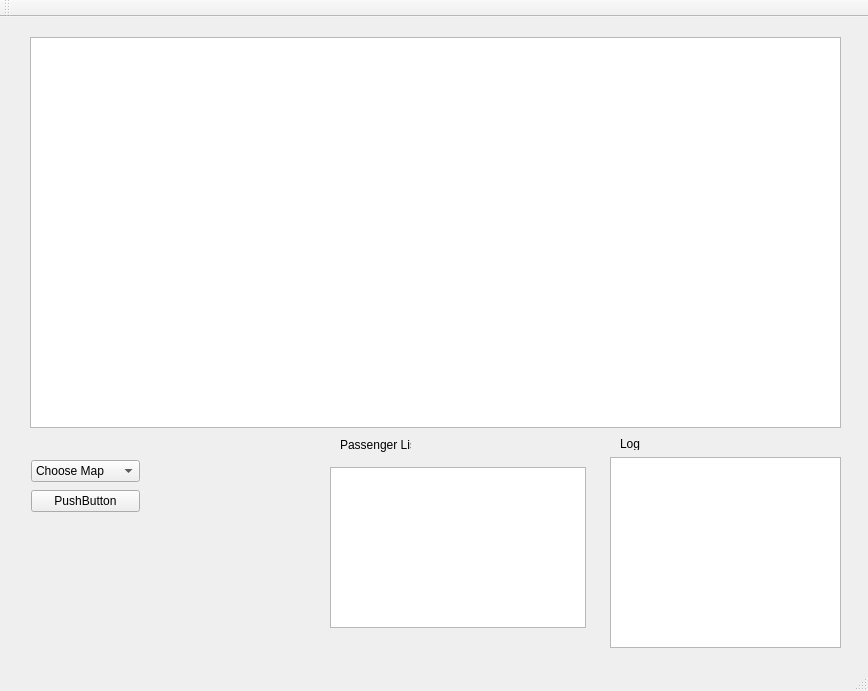
Before: the Qt Designer form mainwindow.ui in alexazv/LPBus, drawn with Qt 5.
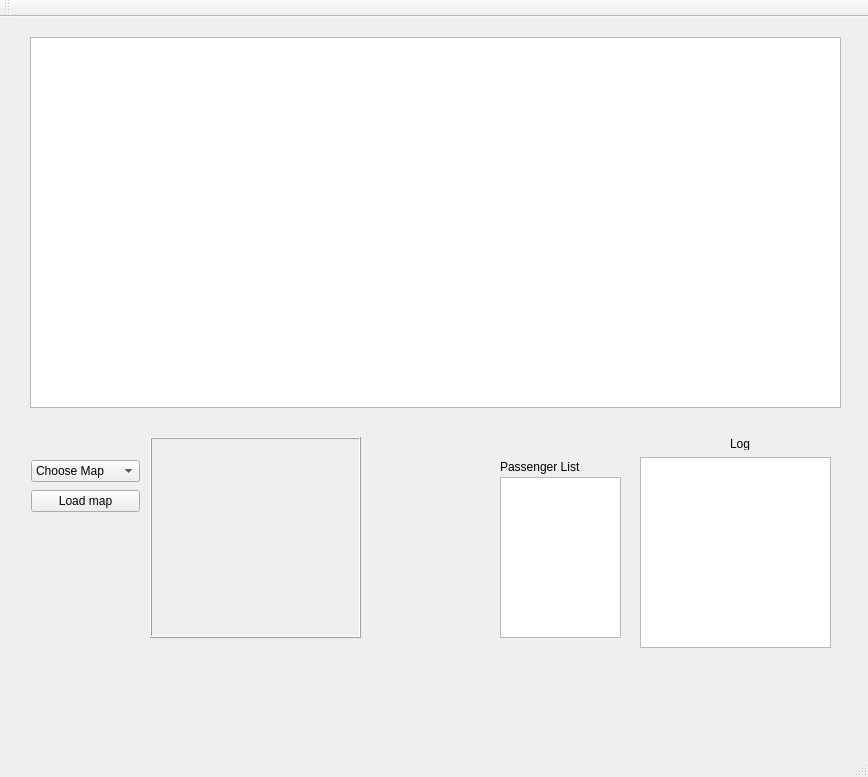
After: the same form once the commit is applied.

The edit to the form file:
```diff
--- a/mainwindow.ui
+++ b/mainwindow.ui
@@ -7,7 +7,7 @@
     <x>0</x>
     <y>0</y>
     <width>868</width>
-    <height>691</height>
+    <height>777</height>
    </rect>
   </property>
   <property name="windowTitle">
@@ -20,7 +20,7 @@
       <x>30</x>
       <y>20</y>
       <width>811</width>
-      <height>391</height>
+      <height>371</height>
      </rect>
     </property>
    </widget>
@@ -56,7 +56,7 @@
      <item>
       <widget class="QPushButton" name="pushButton">
        <property name="text">
-        <string>PushButton</string>
+        <string>Load map</string>
        </property>
       </widget>
      </item>
@@ -65,10 +65,10 @@
    <widget class="QWidget" name="verticalLayoutWidget_2">
     <property name="geometry">
      <rect>
-      <x>160</x>
-      <y>430</y>
-      <width>160</width>
-      <height>191</height>
+      <x>370</x>
+      <y>440</y>
+      <width>111</width>
+      <height>181</height>
      </rect>
     </property>
     <layout class="QVBoxLayout" name="verticalLayout_2"/>
@@ -76,10 +76,10 @@
    <widget class="QLabel" name="label">
     <property name="geometry">
      <rect>
-      <x>340</x>
-      <y>420</y>
-      <width>71</width>
-      <height>16</height>
+      <x>500</x>
+      <y>440</y>
+      <width>121</width>
+      <height>20</height>
      </rect>
     </property>
     <property name="text">
@@ -89,9 +89,9 @@
    <widget class="QListWidget" name="listWidget">
     <property name="geometry">
      <rect>
-      <x>330</x>
-      <y>450</y>
-      <width>256</width>
+      <x>500</x>
+      <y>460</y>
+      <width>121</width>
       <height>161</height>
      </rect>
     </property>
@@ -99,7 +99,7 @@
    <widget class="QLabel" name="label_2">
     <property name="geometry">
      <rect>
-      <x>620</x>
+      <x>730</x>
       <y>420</y>
       <width>47</width>
       <height>13</height>
@@ -112,13 +112,63 @@
    <widget class="QTextEdit" name="logView">
     <property name="geometry">
      <rect>
-      <x>610</x>
+      <x>640</x>
       <y>440</y>
-      <width>231</width>
+      <width>191</width>
       <height>191</height>
      </rect>
     </property>
    </widget>
+   <widget class="QLabel" name="passenger_number">
+    <property name="geometry">
+     <rect>
+      <x>370</x>
+      <y>420</y>
+      <width>101</width>
+      <height>16</height>
+     </rect>
+    </property>
+    <property name="text">
+     <string/>
+    </property>
+   </widget>
+   <widget class="QWidget" name="gridLayoutWidget">
+    <property name="geometry">
+     <rect>
+      <x>160</x>
+      <y>430</y>
+      <width>191</width>
+      <height>181</height>
+     </rect>
+    </property>
+    <layout class="QGridLayout" name="gridLayout"/>
+   </widget>
+   <widget class="QFrame" name="frame">
+    <property name="geometry">
+     <rect>
+      <x>150</x>
+      <y>420</y>
+      <width>211</width>
+      <height>201</height>
+     </rect>
+    </property>
+    <property name="frameShape">
+     <enum>QFrame::Box</enum>
+    </property>
+    <property name="frameShadow">
+     <enum>QFrame::Raised</enum>
+    </property>
+   </widget>
+   <zorder>frame</zorder>
+   <zorder>graphicsView</zorder>
+   <zorder>verticalLayoutWidget</zorder>
+   <zorder>verticalLayoutWidget_2</zorder>
+   <zorder>label</zorder>
+   <zorder>listWidget</zorder>
+   <zorder>label_2</zorder>
+   <zorder>logView</zorder>
+   <zorder>passenger_number</zorder>
+   <zorder>gridLayoutWidget</zorder>
   </widget>
   <widget class="QMenuBar" name="menuBar">
    <property name="geometry">
```
Left out of the diff: 2 changed lines with no effect on the pictures.
